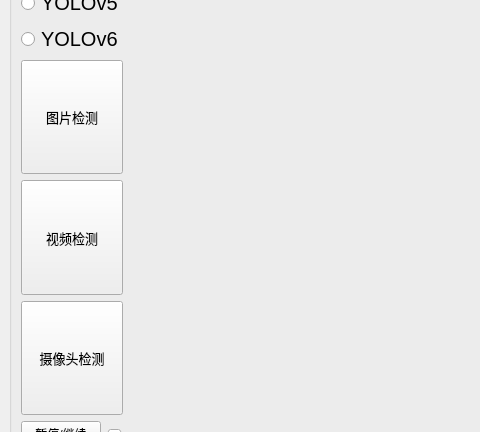
Above: ui/MainWindow.ui from iWorld-y/DetectionPyQt before the change; both pictures show x 0 to 480 and y 114 to 546 of the 951 by 636 pixel window. Below: the same form after it.
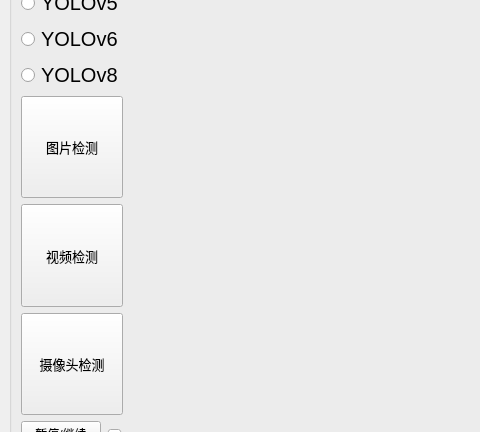
That is the form after the change. Icons and pictures are not drawn.

The edit to the form file:
```diff
--- a/ui/MainWindow.ui
+++ b/ui/MainWindow.ui
@@ -172,6 +172,18 @@
              </property>
             </widget>
            </item>
+           <item>
+            <widget class="QRadioButton" name="YOLOv8">
+             <property name="font">
+              <font>
+               <pointsize>15</pointsize>
+              </font>
+             </property>
+             <property name="text">
+              <string>YOLOv8</string>
+             </property>
+            </widget>
+           </item>
            <item>
             <widget class="QPushButton" name="detect_image">
              <property name="sizePolicy">
```
